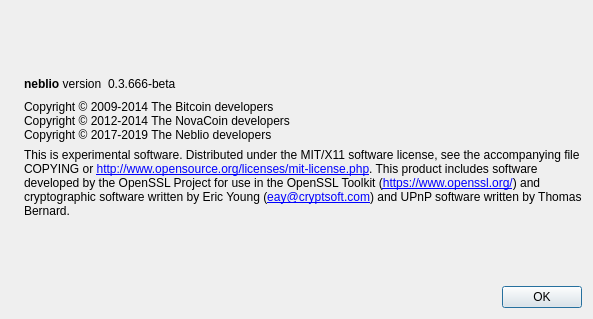
NeblioTeam/neblio, file wallet/qt/forms/aboutdialog.ui: the form before one commit.
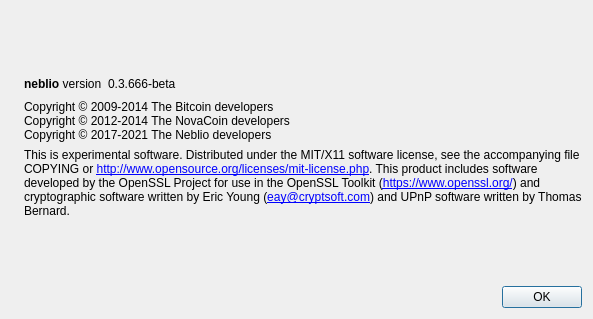
The form after the commit. Icons and pictures are not drawn.

Commit message: Update copyright years

What changed in the file:
```diff
--- a/wallet/qt/forms/aboutdialog.ui
+++ b/wallet/qt/forms/aboutdialog.ui
@@ -96,7 +96,7 @@
        <property name="text">
         <string>Copyright © 2009-2014 The Bitcoin developers
 Copyright © 2012-2014 The NovaCoin developers
-Copyright © 2017-2019 The Neblio developers</string>
+Copyright © 2017-2021 The Neblio developers</string>
        </property>
        <property name="textInteractionFlags">
         <set>Qt::LinksAccessibleByMouse|Qt::TextSelectableByKeyboard|Qt::TextSelectableByMouse</set>
```
The commit also changes 66 other files.
